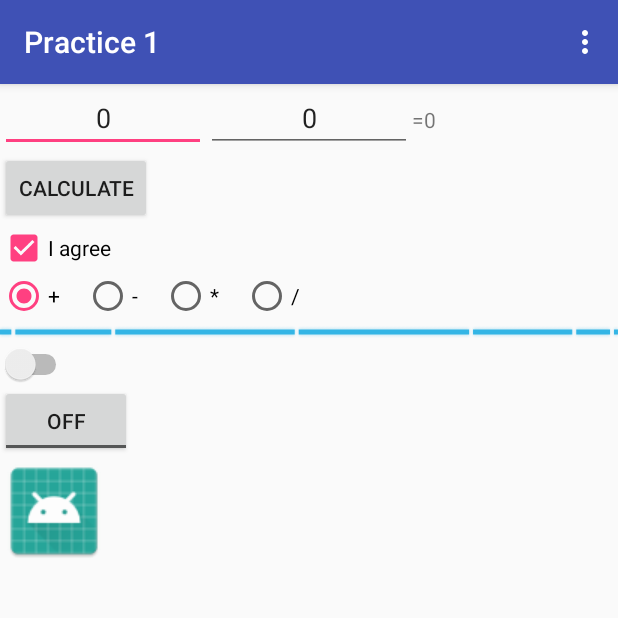
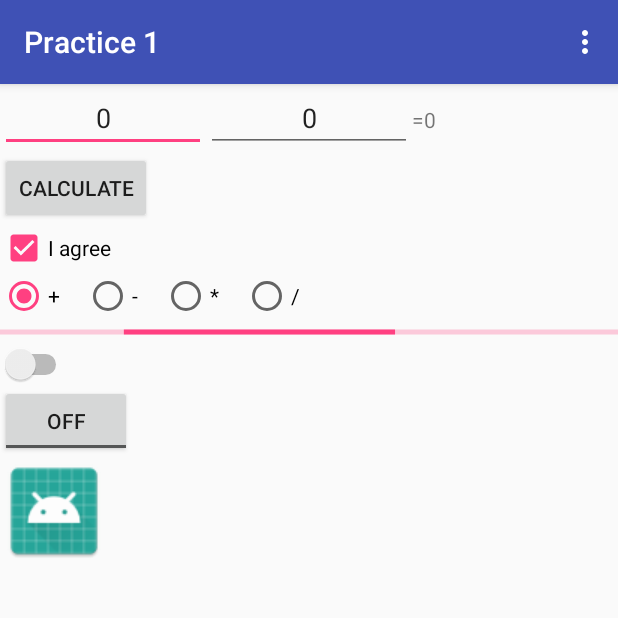
Before and after one commit to jennyjnn/testProject, an Android app: the screen it shows after launch (MainActivity), on a phone screen of 412 x 824 dp, the top half of it. Run offline under Robolectric (Android 15) with nearby library versions, the phone set to English and light mode, and no system bars.

```diff
--- a/practice1/app/src/main/res/layout/activity_main.xml
+++ b/practice1/app/src/main/res/layout/activity_main.xml
@@ -114,7 +114,7 @@
     </RadioGroup>
 
     <ProgressBar
-        style="@android:style/Widget.Holo.ProgressBar.Horizontal"
+        style="@style/ProgressBarStyle"
         android:layout_width="match_parent"
         android:layout_height="wrap_content"
         android:indeterminate="true"
--- /dev/null
+++ b/practice1/app/src/main/res/values-small/dimens.xml
@@ -0,0 +1,4 @@
+<?xml version="1.0" encoding="utf-8"?>
+<resources>
+    <dimen name="radio_button_margin_left">8dp</dimen>
+</resources>
--- /dev/null
+++ b/practice1/app/src/main/res/values-v21/styles.xml
@@ -0,0 +1,7 @@
+<resources>
+
+    <style name="ProgressBarStyle" parent="@android:style/Widget.Material.ProgressBar.Horizontal">
+
+    </style>
+
+</resources>
--- a/practice1/app/src/main/res/values/styles.xml
+++ b/practice1/app/src/main/res/values/styles.xml
@@ -8,4 +8,8 @@
         <item name="colorAccent">@color/colorAccent</item>
     </style>
 
+    <style name="ProgressBarStyle" parent="@android:style/Widget.Holo.ProgressBar.Horizontal">
+
+    </style>
+
 </resources>
```
Also changed, not shown: 1 other file.
